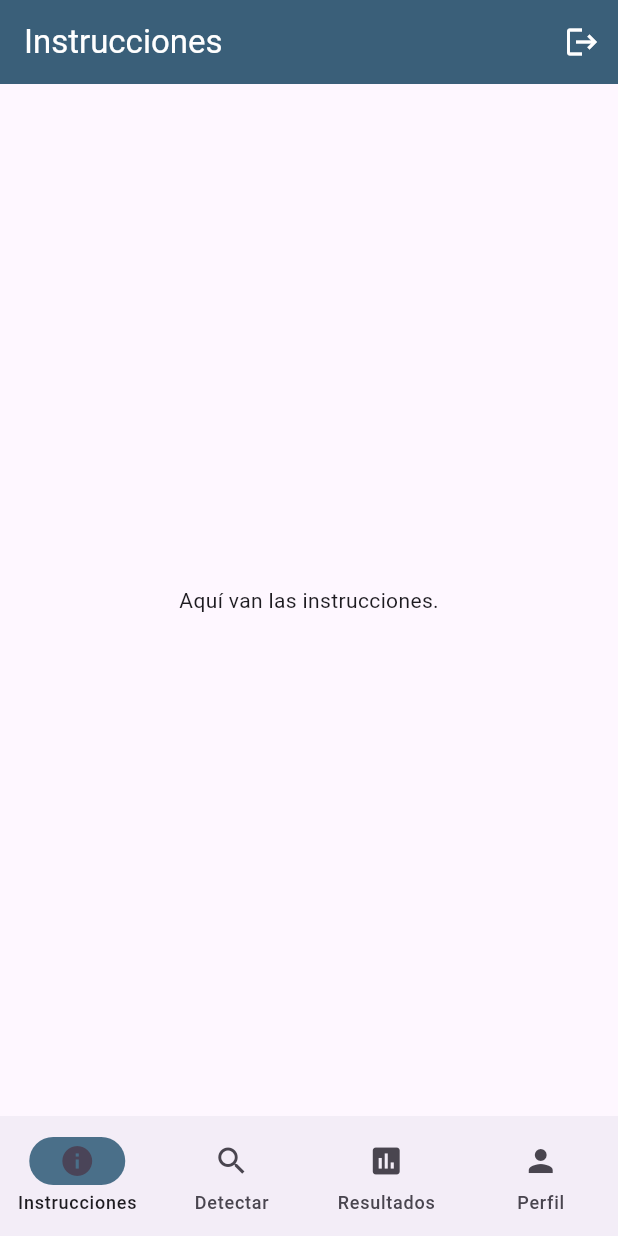
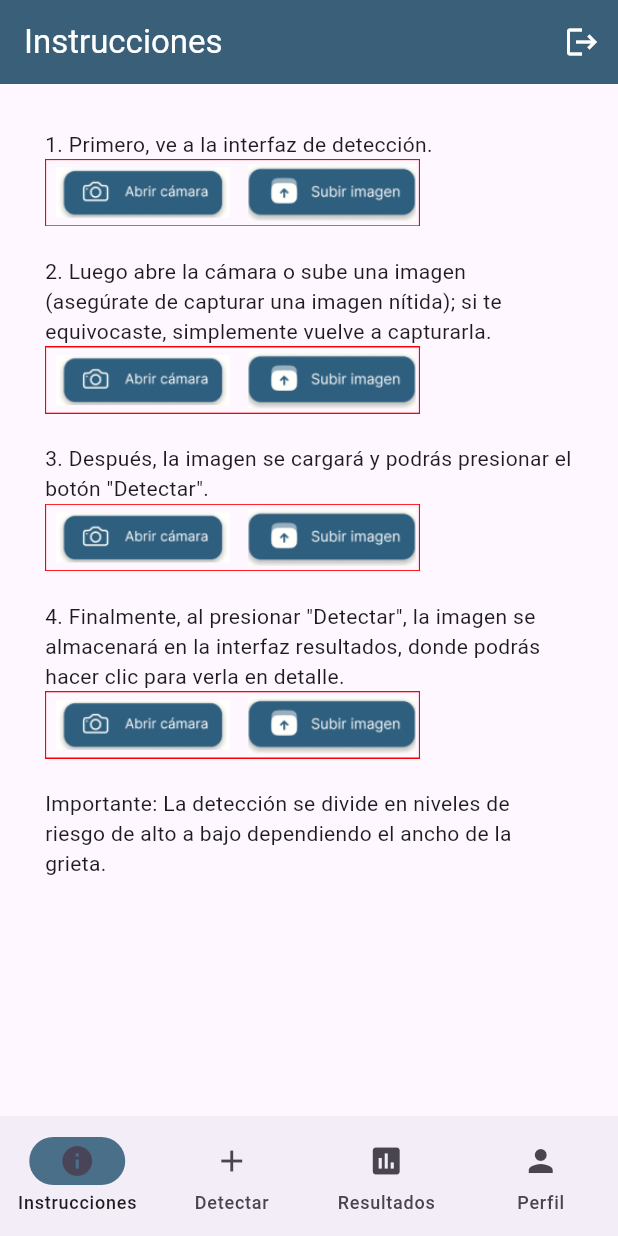
Before and after one commit to josmeleli/crack_detection_app, a Flutter app: the screen it shows once a user with an empty profile is signed in, on a phone screen of 412 x 824 dp. Run offline on Flutter 3.47's test engine with Material 3 defaults, Android fonts, the phone set to English and light mode, and no system bars; our stand-ins replace cloud_firestore, firebase_auth, firebase_core, fluttertoast, get; accounts and stored records are empty.

Commit message:
diseño inicial de instrucciones

```diff
--- a/lib/navigation_menu.dart
+++ b/lib/navigation_menu.dart
@@ -25,7 +25,7 @@ class NavigationMenu extends StatelessWidget {
           },
           destinations: const [
             NavigationDestination(icon: Icon(Icons.info), label: 'Instrucciones'),
-            NavigationDestination(icon: Icon(Icons.search), label: 'Detectar'),
+            NavigationDestination(icon: Icon(Icons.add), label: 'Detectar'),
             NavigationDestination(icon: Icon(Icons.assessment), label: 'Resultados'),
             NavigationDestination(icon: Icon(Icons.person), label: 'Perfil'),
           ],
--- a/lib/pages/info_page.dart
+++ b/lib/pages/info_page.dart
@@ -10,8 +10,35 @@ class InfoPage extends StatelessWidget {
       appBar: CustomAppBar(
         title: 'Instrucciones',
       ),
-      body: Center(
-        child: Text('Aquí van las instrucciones.'),
+      body: SingleChildScrollView(
+        child: Center(
+          child: Padding(
+            padding: EdgeInsets.all(30),
+            child: Column(
+              crossAxisAlignment: CrossAxisAlignment.start,
+              mainAxisAlignment: MainAxisAlignment.center,
+              children: [
+                Text('1. Primero, ve a la interfaz de detección.'),
+                Image(image: AssetImage('assets/images/info2.png'), width: 250,),
+                SizedBox(height: 20),
+
+                Text('2. Luego abre la cámara o sube una imagen (asegúrate de capturar una imagen nítida); si te equivocaste, simplemente vuelve a capturarla.'),
+                Image(image: AssetImage('assets/images/info2.png'), width: 250,),
+                SizedBox(height: 20),
+
+                Text('3. Después, la imagen se cargará y podrás presionar el botón "Detectar".'),
+                Image(image: AssetImage('assets/images/info2.png'), width: 250,),
+                SizedBox(height: 20),
+                Text('4. Finalmente, al presionar "Detectar", la imagen se almacenará en la interfaz resultados, donde podrás hacer clic para verla en detalle.'),
+                Image(image: AssetImage('assets/images/info2.png'), width: 250,),
+                SizedBox(height: 20),
+                Text('Importante: La detección se divide en niveles de riesgo de alto a bajo dependiendo el ancho de la grieta.'),
+
+
+              ],
+            ),
+          ),
+        ),
       ),
     );
   }
--- a/pubspec.yaml
+++ b/pubspec.yaml
@@ -66,6 +66,7 @@ flutter:
 
   assets:
     - assets/images/logo.png
+    - assets/images/info2.png
 
   # To add assets to your application, add an assets section, like this:
   # assets:
```
Also changed, not shown: assets/images/info2.png (added).
